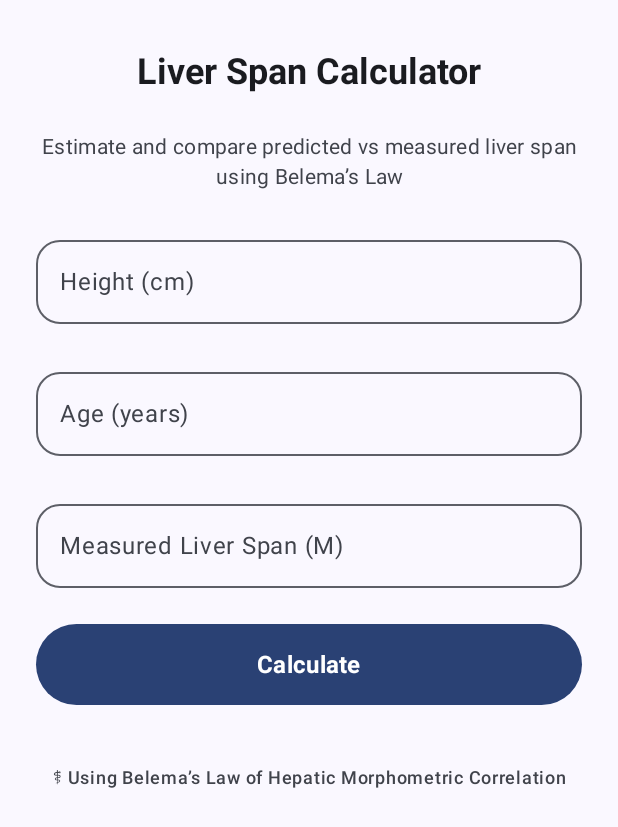
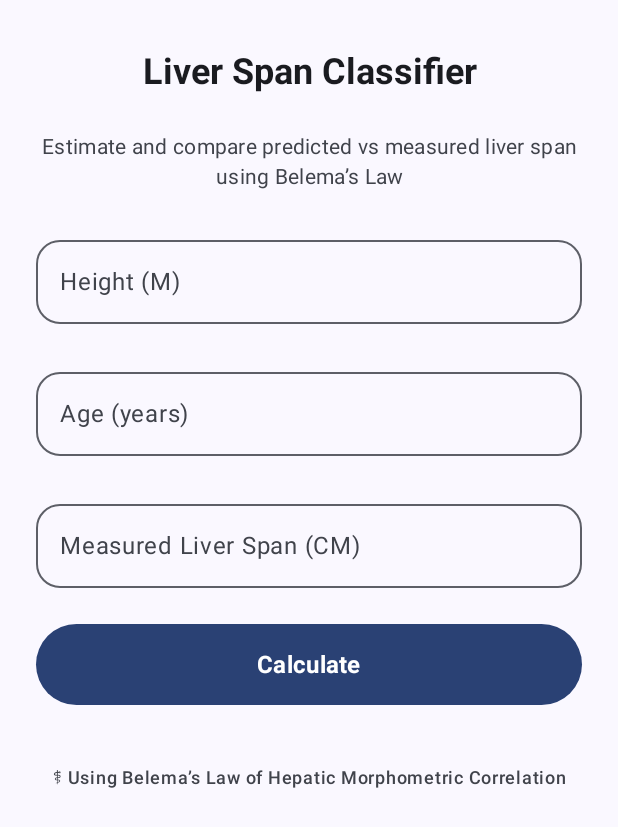
Before and after one commit to Belema4/Belema-s_Liver_-app-, an Android app built with Jetpack Compose: the screen it shows after launch (MainActivity), on a phone screen of 412 x 824 dp. Shown: the top 827 px of the screen. Run offline under Robolectric (Android 15) with nearby library versions, the light colour scheme and no system bars.

Commit message:
feat: Update UI text and add VCS mapping
Changes include:
- Add `vcs.xml` to map the project directory to Git.
- Rename the app title from "Liver Span Calculator" to "Liver Span Classifier".
- Correct the unit labels for height from "(cm)" to "(M)" and for measured span from "(M)" to "(CM)".

```diff
--- a/app/src/main/java/com/dibe/liverSpanPredictor/MainActivity.kt
+++ b/app/src/main/java/com/dibe/liverSpanPredictor/MainActivity.kt
@@ -111,7 +111,7 @@ fun MainScreen(
         horizontalAlignment = Alignment.CenterHorizontally
     ) {
         Text(
-            text = "Liver Span Calculator",
+            text = "Liver Span Classifier",
             style = MaterialTheme.typography.headlineSmall.copy(
                 fontWeight = FontWeight.Bold,
                 textAlign = TextAlign.Center
@@ -129,7 +129,7 @@ fun MainScreen(
         OutlinedTextField(
             value = height,
             onValueChange = onHeightChange,
-            label = { Text("Height (cm)") },
+            label = { Text("Height (M)") },
             keyboardOptions = KeyboardOptions(keyboardType = KeyboardType.Number),
             singleLine = true,
             modifier = Modifier.fillMaxWidth(),
@@ -149,7 +149,7 @@ fun MainScreen(
         OutlinedTextField(
             value = measuredSpan,
             onValueChange = onMeasuredChange,
-            label = { Text("Measured Liver Span (M)") },
+            label = { Text("Measured Liver Span (CM)") },
             keyboardOptions = KeyboardOptions(keyboardType = KeyboardType.Number),
             singleLine = true,
             modifier = Modifier.fillMaxWidth(),
```
